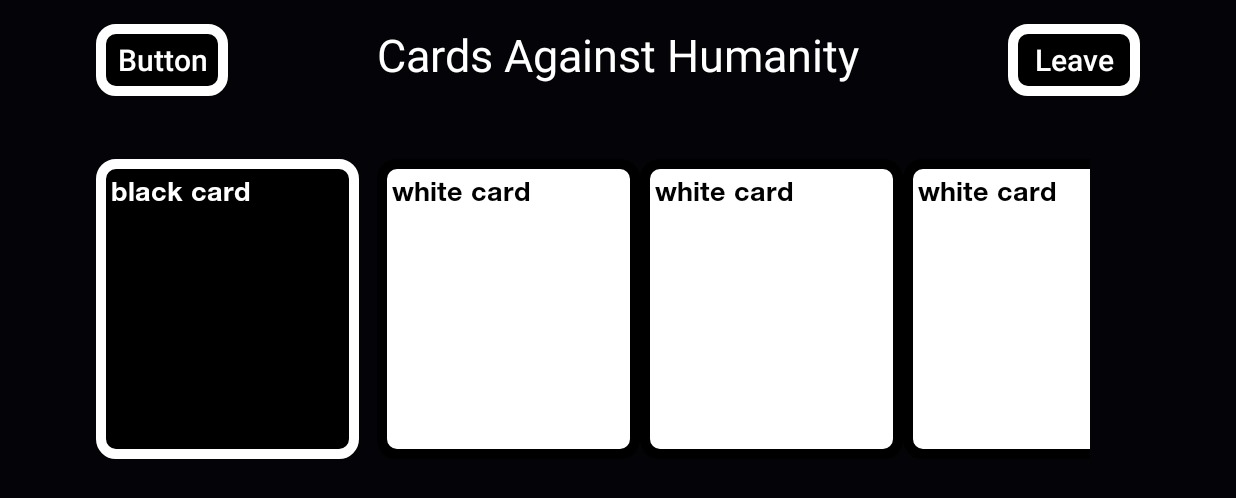
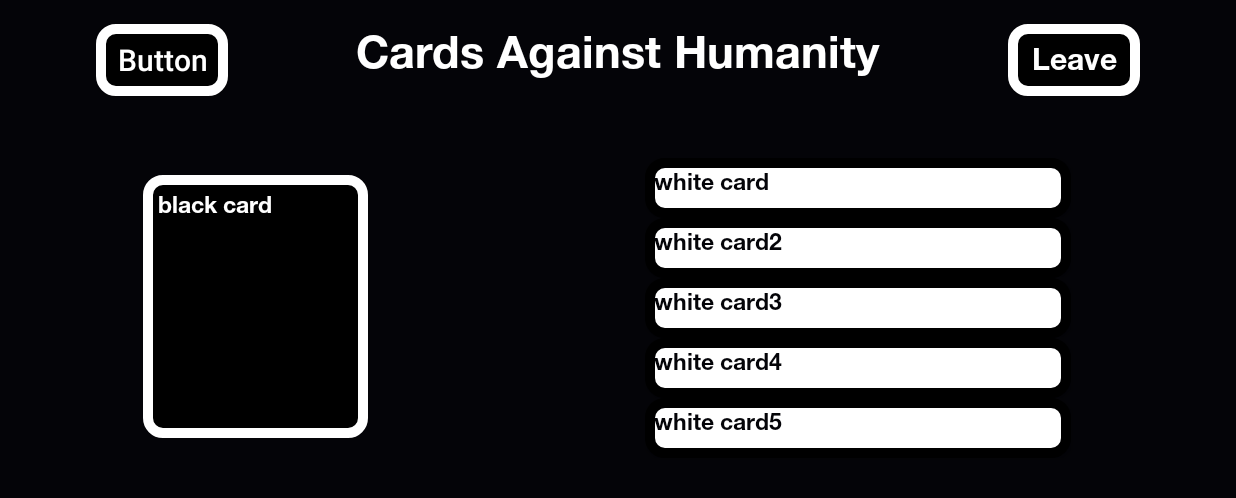
Before and after one commit to willoleary6/CAH, an Android app: the inGame screen opened directly, with no data from a screen before it, on a phone screen of 824 x 412 dp (held sideways). Shown: the top 498 px of the screen. Run offline under Robolectric (Android 15) with nearby library versions, the phone set to English and light mode, and no system bars; network calls fail.

Commit message:
Clean up

```diff
--- a/app/src/main/java/com/willoleary6gmail/cah/LobbyActivity.java
+++ b/app/src/main/java/com/willoleary6gmail/cah/LobbyActivity.java
@@ -3,6 +3,7 @@ package com.willoleary6gmail.cah;
 import android.content.Context;
 import android.content.Intent;
 import android.content.SharedPreferences;
+import android.graphics.Typeface;
 import android.media.MediaPlayer;
 import android.os.Build;
 import android.support.annotation.RequiresApi;
@@ -34,6 +35,7 @@ public class LobbyActivity extends AppCompatActivity {
     MediaPlayer buttonClick;
     private String timestamp;
     ScheduledExecutorService scheduleTaskExecutor;
+
     @RequiresApi(api = Build.VERSION_CODES.N)
 
     @Override
@@ -41,9 +43,11 @@ public class LobbyActivity extends AppCompatActivity {
         super.onCreate(savedInstanceState);
         final SharedPreferences gameInfo = getSharedPreferences("gameDetails", Context.MODE_PRIVATE);
         Toast.makeText(getApplicationContext(),
-                String.valueOf(gameInfo.getInt("game_id",0)),
+                String.valueOf(gameInfo.getInt("game_id", 0)),
                 Toast.LENGTH_LONG).show();
         setContentView(R.layout.activity_lobby);
+        Typeface font = Typeface.createFromAsset(getAssets(), "helvetica-neue-lt-std-75-bold-5900e95806952.otf");
+        setText(font);
         timestamp = gameInfo.getString("timestamp", "");
         final String gameId = String.valueOf(gameInfo.getInt("game_id", 0));
         updateUi();
@@ -57,46 +61,46 @@ public class LobbyActivity extends AppCompatActivity {
         start.setOnClickListener(new View.OnClickListener() {
             @Override
             public void onClick(View v) {
-                boolean [] allReady = new boolean[4];
+                boolean[] allReady = new boolean[4];
                 SharedPreferences gameInfo = getSharedPreferences("gameDetails", Context.MODE_PRIVATE);
-                String my_id = String.valueOf(gameInfo.getInt("myPlayer_id",0));
-                if(!(gameInfo.getString("player1_id", "").equals("0"))){
-                    if(hostChck.isChecked()) {
+                String my_id = String.valueOf(gameInfo.getInt("myPlayer_id", 0));
+                if (!(gameInfo.getString("player1_id", "").equals("0"))) {
+                    if (hostChck.isChecked()) {
                         allReady[0] = true;
-                    }else{
+                    } else {
                         allReady[0] = false;
                     }
-                }else{
+                } else {
                     allReady[0] = true;
                 }
-                if(!(gameInfo.getString("player2_id", "").equals("0"))){
+                if (!(gameInfo.getString("player2_id", "").equals("0"))) {
                     if (player2Chck.isChecked()) {
                         allReady[1] = true;
-                    }else{
+                    } else {
                         allReady[1] = false;
                     }
-                }else{
+                } else {
                     allReady[1] = true;
                 }
-                if(!(gameInfo.getString("player3_id", "").equals("0"))){
+                if (!(gameInfo.getString("player3_id", "").equals("0"))) {
                     if (player3Chck.isChecked()) {
                         allReady[2] = true;
-                    }else{
+                    } else {
                         allReady[2] = false;
                     }
-                }else{
+                } else {
                     allReady[2] = true;
                 }
-                if(!(gameInfo.getString("player4_id", "").equals("0"))){
-                    if(player4Chck.isChecked()) {
+                if (!(gameInfo.getString("player4_id", "").equals("0"))) {
+                    if (player4Chck.isChecked()) {
                         allReady[3] = true;
-                    }else{
+                    } else {
                         allReady[3] = false;
                     }
-                }else{
+                } else {
                     allReady[3] = true;
                 }
-                if(allReady[0] && allReady[1] && allReady[2] && allReady[3]){
+                if (allReady[0] && allReady[1] && allReady[2] && allReady[3]) {
                     Intent StartGame = new Intent(LobbyActivity.this, inGame.class);
                     LobbyActivity.this.startActivity(StartGame);
                     String URL = "https://15155528serversite.000webhostapp.com/start.php";
@@ -108,7 +112,7 @@ public class LobbyActivity extends AppCompatActivity {
                                 JSONObject jsonResponse = new JSONObject(response);
                                 boolean fromServer;
                                 fromServer = jsonResponse.getBoolean("success");
-                                if(!fromServer) {
+                                if (!fromServer) {
                                     Toast.makeText(getApplicationContext(),
                                             "Error: Unable to start game.",
                                             Toast.LENGTH_LONG).show();
@@ -121,11 +125,11 @@ public class LobbyActivity extends AppCompatActivity {
                         }
                     };
                     //creates a hash map for volley
-                    Server_Login_Register_Request checked = new Server_Login_Register_Request(gameId,my_id, responseListener, URL);
+                    Server_Login_Register_Request checked = new Server_Login_Register_Request(gameId, my_id, responseListener, URL);
                     RequestQueue queue = Volley.newRequestQueue(LobbyActivity.this);
                     //adds the login request to the que
                     queue.add(checked);
-                }else{
+                } else {
                     Toast.makeText(getApplicationContext(),
                             "All players are not ready!",
                             Toast.LENGTH_LONG).show();
@@ -140,7 +144,7 @@ public class LobbyActivity extends AppCompatActivity {
                                                     //stopping user from clicking multiple times
                                                     hostChck.setClickable(false);
                                                     String playerId = gameInfo.getString("player1_id", "");
-                                                    if(!dontFire) {
+                                                    if (!dontFire) {
                                                         /*only execute if the user clicks the
                                                         checkbox and not the thread updating
                                                         other users inputs*/
@@ -155,7 +159,7 @@ public class LobbyActivity extends AppCompatActivity {
                                                    public void onCheckedChanged(CompoundButton buttonView, boolean isChecked) {
                                                        player2Chck.setClickable(false);
                                                        String playerId = gameInfo.getString("player2_id", "");
-                                                       if(!dontFire) {
+                                                       if (!dontFire) {
                                                            Checked(playerId);
                                                        }
                                                    }
@@ -166,7 +170,7 @@ public class LobbyActivity extends AppCompatActivity {
                                                    public void onCheckedChanged(CompoundButton buttonView, boolean isChecked) {
                                                        player3Chck.setClickable(false);
                                                        String playerId = gameInfo.getString("player3_id", "");
-                                                       if(!dontFire) {
+                                                       if (!dontFire) {
                                                            Checked(playerId);
                                                        }
                                                    }
@@ -177,7 +181,7 @@ public class LobbyActivity extends AppCompatActivity {
                                                    public void onCheckedChanged(CompoundButton buttonView, boolean isChecked) {
                                                        player4Chck.setClickable(false);
                                                        String playerId = gameInfo.getString("player4_id", "");
-                                                       if(!dontFire) {
+                                                       if (!dontFire) {
                                                            Checked(playerId);
                                                        }
                                                    }
@@ -274,12 +278,11 @@ public class LobbyActivity extends AppCompatActivity {
                                     dontFire = true;
 
 
-
                                     for (int i = 0; i < count; i++) {
-                                        UpdateCheckBox(jsonResponse.getString("checker"+(1)));
+                                        UpdateCheckBox(jsonResponse.getString("checker" + (1)));
                                     }
                                     dontFire = false;
-                                }else if (fromServer[3]){
+                                } else if (fromServer[3]) {
                                     Intent StartGame = new Intent(LobbyActivity.this, inGame.class);
                                     LobbyActivity.this.startActivity(StartGame);
                                 }
@@ -298,7 +301,6 @@ public class LobbyActivity extends AppCompatActivity {
             }
         }, 0, 1, SECONDS);
     }
-
 
 
     public void updateUi() {
@@ -386,7 +388,7 @@ public class LobbyActivity extends AppCompatActivity {
     //when the check box is clicked it calls this method
     public void Checked(String playerId) {
         SharedPreferences gameInfo = getSharedPreferences("gameDetails", Context.MODE_PRIVATE);
-        String gameId = String.valueOf(gameInfo.getInt("game_id",0));
+        String gameId = String.valueOf(gameInfo.getInt("game_id", 0));
         String URL = "https://15155528serversite.000webhostapp.com/checkBox.php";
         Response.Listener<String> responseListener = new Response.Listener<String>() {
 
@@ -396,7 +398,7 @@ public class LobbyActivity extends AppCompatActivity {
                     JSONObject jsonResponse = new JSONObject(response);
                     boolean fromServer;
                     fromServer = jsonResponse.getBoolean("success");
-                    if(!fromServer) {
+                    if (!fromServer) {
                         Toast.makeText(getApplicationContext(),
                                 "Error: Check box Sync failed.",
                                 Toast.LENGTH_LONG).show();
@@ -409,7 +411,7 @@ public class LobbyActivity extends AppCompatActivity {
             }
         };
         Toast.makeText(getApplicationContext(),
-                gameId+"   "+playerId,
+                gameId + "   " + playerId,
                 Toast.LENGTH_LONG).show();
         /*creates a hash map for volley*/
       /*This method enters into the log that this user has pressed his check box and
@@ -420,7 +422,7 @@ public class LobbyActivity extends AppCompatActivity {
         queue.add(checked);
     }
 
-    public void UpdateCheckBox(String playerId){
+    public void UpdateCheckBox(String playerId) {
         /*If statements dealing with what check box was ticked and what value it is*/
         SharedPreferences gameInfo = getSharedPreferences("gameDetails", Context.MODE_PRIVATE);
         String my_id = String.valueOf(gameInfo.getInt("myPlayer_id", 0));
@@ -428,7 +430,7 @@ public class LobbyActivity extends AppCompatActivity {
         final CheckBox player2Chck = (CheckBox) findViewById(R.id.player2chck);
         final CheckBox player3Chck = (CheckBox) findViewById(R.id.player3chck);
         final CheckBox player4Chck = (CheckBox) findViewById(R.id.player4chck);
-        if(!(playerId.equals(my_id))) {
+        if (!(playerId.equals(my_id))) {
             if (playerId.equals(gameInfo.getString("player1_id", ""))) {
                 //if player 1 checked the box then this tree will execute
                 if (hostChck.isChecked()) {
@@ -458,39 +460,19 @@ public class LobbyActivity extends AppCompatActivity {
             }
         }
         // check to make sure only the user on his/her handset can tick their corresponding box
-        if(playerId.equals(gameInfo.getString("player1_id","")) && playerId.equals(my_id)){
+        if (playerId.equals(gameInfo.getString("player1_id", "")) && playerId.equals(my_id)) {
             hostChck.setClickable(true);
-        }else if(playerId.equals(gameInfo.getString("player2_id","")) && playerId.equals(my_id)){
+        } else if (playerId.equals(gameInfo.getString("player2_id", "")) && playerId.equals(my_id)) {
             player2Chck.setClickable(true);
-        }else if(playerId.equals(gameInfo.getString("player3_id","")) && playerId.equals(my_id)){
+        } else if (playerId.equals(gameInfo.getString("player3_id", "")) && playerId.equals(my_id)) {
             player3Chck.setClickable(true);
-        }else if(playerId.equals(gameInfo.getString("player4_id","")) && playerId.equals(my_id)){
+        } else if (playerId.equals(gameInfo.getString("player4_id", "")) && playerId.equals(my_id)) {
             player4Chck.setClickable(true);
         }
     }
-    protected void onPause(Bundle savedInstanceState){
+
+    protected void onPause(Bundle savedInstanceState) {
         super.onPause();
-        /*SharedPreferences gameInfo = getSharedPreferences("gameDetails", Context.MODE_PRIVATE);
-        SharedPreferences userInfo = getSharedPreferences("userInformation", Context.MODE_PRIVATE);
-        String my_id = String.valueOf(gameInfo.getInt("myPlayer_id", 0));
-        String player1Id = gameInfo.getString("player1_id", "");
-        String player1Username = gameInfo.getString("player1Username", "");
-        String name = userInfo.getString("username", "");
-        if(playerId.equals(gameInfo.getString("player1_id","")) && playerId.equals(my_id)) {
-
-        }
-        else if (playerId.equals(gameInfo.getString("player2_id","")) && playerId.equals(my_id)) {
-
-        }
-        else if (playerId.equals(gameInfo.getString("player3_id","")) && playerId.equals(my_id)) {
-
-        }
-        else if (playerId.equals(gameInfo.getString("player4_id","")) && playerId.equals(my_id)) {
-
-        }
-        else {
-
-        }*/
         scheduleTaskExecutor.shutdown();
     }
 
@@ -498,4 +480,36 @@ public class LobbyActivity extends AppCompatActivity {
         buttonClick = MediaPlayer.create(LobbyActivity.this, R.raw.click);
         buttonClick.start();
     }
+
+    // Method for setting the font of the text
+    private void setText(Typeface font) {
+        TextView gameLobby = (TextView) findViewById(R.id.gameLobby);
+        TextView players = (TextView) findViewById(R.id.players);
+        TextView ready = (TextView) findViewById(R.id.playerReady);
+        TextView host = (TextView) findViewById(R.id.gameHost);
+        TextView player1 = (TextView) findViewById(R.id.player1);
+        TextView player1Ready = (TextView) findViewById(R.id.player1chck);
+        TextView player2 = (TextView) findViewById(R.id.player2);
+        TextView player2Ready = (TextView) findViewById(R.id.player2chck);
+        TextView player3 = (TextView) findViewById(R.id.player3);
+        TextView player3Ready = (TextView) findViewById(R.id.player3chck);
+        TextView player4 = (TextView) findViewById(R.id.player4);
+        TextView player4Ready = (TextView) findViewById(R.id.player4chck);
+        TextView start = (TextView) findViewById(R.id.startGame);
+        TextView leave = (TextView) findViewById(R.id.leaveGame);
+        gameLobby.setTypeface(font);
+        players.setTypeface(font);
+        ready.setTypeface(font);
+        host.setTypeface(font);
+        player1.setTypeface(font);
+        player1Ready.setTypeface(font);
+        player2.setTypeface(font);
+        player2Ready.setTypeface(font);
+        player3.setTypeface(font);
+        player3Ready.setTypeface(font);
+        player4.setTypeface(font);
+        player4Ready.setTypeface(font);
+        start.setTypeface(font);
+        leave.setTypeface(font);
     }
+}
--- a/app/src/main/java/com/willoleary6gmail/cah/inGame.java
+++ b/app/src/main/java/com/willoleary6gmail/cah/inGame.java
@@ -18,12 +18,16 @@ public class inGame extends AppCompatActivity {
         super.onCreate(savedInstanceState);
         setContentView(R.layout.activity_ingame);
         Typeface font = Typeface.createFromAsset(getAssets(), "helvetica-neue-lt-std-75-bold-5900e95806952.otf");
+        TextView header = (TextView) findViewById(R.id.cahHeader);
+        TextView leave = (TextView) findViewById(R.id.leaveGame);
         TextView bCard = (TextView) findViewById(R.id.black_card);
         TextView  wCard1= (TextView) findViewById(R.id.white_card1);
         TextView  wCard2= (TextView) findViewById(R.id.white_card2);
         TextView  wCard3= (TextView) findViewById(R.id.white_card3);
         TextView  wCard4= (TextView) findViewById(R.id.white_card4);
         TextView  wCard5= (TextView) findViewById(R.id.white_card5);
+        header.setTypeface(font);
+        leave.setTypeface(font);
         bCard.setTypeface(font);
         wCard1.setTypeface(font);
         wCard2.setTypeface(font);
--- a/app/src/main/res/layout/activity_ingame.xml
+++ b/app/src/main/res/layout/activity_ingame.xml
@@ -13,19 +13,17 @@
 
     <TextView
         android:id="@+id/black_card"
-        android:layout_width="175dp"
-        android:layout_height="200dp"
+        android:layout_width="150dp"
+        android:layout_height="175dp"
         android:text="black card"
         android:padding="10dp"
-        android:textSize="18sp"
+        android:textSize="15sp"
         android:background="@drawable/button_border"
         android:textColor="#ffffff"
-        android:layout_alignBottom="@+id/linearLayout"
-        android:layout_alignParentStart="true" />
-
-
-
-
+        android:layout_marginStart="31dp"
+        android:layout_alignTop="@+id/white_card1"
+        android:layout_alignParentStart="true"
+        android:layout_marginTop="11dp" />
 
     <Button
         android:id="@+id/leaveGame"
@@ -50,92 +48,86 @@
         android:text="Button" />
 
     <TextView
-        android:id="@+id/textView"
-        android:textColor="@color/white"
-        android:textSize="30sp"
+        android:id="@+id/cahHeader"
         android:layout_width="wrap_content"
         android:layout_height="wrap_content"
         android:layout_alignParentTop="true"
         android:layout_centerHorizontal="true"
-        android:text="@string/cards_against_humanity_header" />
+        android:text="@string/cards_against_humanity_header"
+        android:textColor="@color/white"
+        android:textSize="30sp" />
 
-    <HorizontalScrollView
-        android:layout_width="wrap_content"
-        android:layout_height="wrap_content"
-        android:id="@+id/scrollView2"
-        android:layout_toLeftOf="@id/black_card"
-        android:layout_marginStart="8dp"
-        android:layout_centerVertical="true"
-        android:layout_alignParentEnd="true">
-
-    </HorizontalScrollView>
-
-    <LinearLayout
-        android:id="@+id/linearLayout"
-        android:layout_width="475dp"
-        android:layout_height="wrap_content"
-        android:orientation="horizontal"
-        android:layout_centerVertical="true"
-        android:layout_alignStart="@+id/textView">
 
         <Button
             android:id="@+id/white_card1"
-            android:layout_width="175dp"
-            android:layout_height="200dp"
+            android:layout_width="284dp"
+            android:layout_height="40dp"
             android:background="@drawable/button_border_white"
             android:gravity="start"
-            android:padding="10dp"
+            android:padding="6dp"
             android:text="white card"
             android:textAllCaps="false"
-            android:textColor="#000000"
-            android:textSize="18sp" />
+            android:textColor="@color/colorPrimary"
+            android:textSize="15sp"
+            android:layout_marginEnd="46dp"
+            android:layout_marginTop="41dp"
+            android:layout_below="@+id/leaveGame"
+            android:layout_alignParentEnd="true" />
 
         <Button
             android:id="@+id/white_card3"
-            android:layout_width="175dp"
-            android:layout_height="200dp"
+            android:layout_width="284dp"
+            android:layout_height="40dp"
             android:background="@drawable/button_border_white"
             android:gravity="start"
-            android:padding="10dp"
-            android:text="white card"
+            android:padding="6dp"
+            android:text="white card2"
             android:textAllCaps="false"
-            android:textColor="#000000"
-            android:textSize="18sp" />
+            android:textColor="@color/colorPrimary"
+            android:textSize="15sp"
+            android:layout_below="@+id/white_card1"
+            android:layout_alignStart="@+id/white_card1" />
 
         <Button
             android:id="@+id/white_card2"
-            android:layout_width="175dp"
-            android:layout_height="200dp"
+            android:layout_width="284dp"
+            android:layout_height="40dp"
             android:background="@drawable/button_border_white"
             android:gravity="start"
-            android:padding="10dp"
-            android:text="white card"
+            android:padding="6dp"
+            android:text="white card3"
             android:textAllCaps="false"
-            android:textColor="#000000"
-            android:textSize="18sp" />
+            android:textColor="@color/colorPrimary"
+            android:textSize="15sp"
+            android:layout_below="@+id/white_card3"
+            android:layout_alignStart="@+id/white_card3" />
 
         <Button
             android:id="@+id/white_card4"
-            android:layout_width="175dp"
-            android:layout_height="200dp"
+            android:layout_width="284dp"
+            android:layout_height="40dp"
             android:background="@drawable/button_border_white"
             android:gravity="start"
-            android:padding="10dp"
-            android:text="white card"
+            android:padding="6dp"
+            android:text="white card4"
             android:textAllCaps="false"
-            android:textColor="#000000"
-            android:textSize="18sp" />
+            android:textColor="@color/colorPrimary"
+            android:textSize="15sp"
+            android:layout_below="@+id/white_card2"
+            android:layout_alignStart="@+id/white_card2" />
 
         <Button
             android:id="@+id/white_card5"
-            android:layout_width="175dp"
-            android:layout_height="200dp"
+            android:layout_width="284dp"
+            android:layout_height="40dp"
             android:background="@drawable/button_border_white"
             android:gravity="start"
-            android:padding="10dp"
-            android:text="white card"
+            android:padding="6dp"
+            android:text="white card5"
             android:textAllCaps="false"
-            android:textColor="#000000"
-            android:textSize="18sp" />
-    </LinearLayout>
+            android:textColor="@color/colorPrimary"
+            android:textSize="15sp"
+            android:layout_below="@+id/white_card4"
+            android:layout_alignStart="@+id/white_card4" />
+
 </RelativeLayout>
```
Lines whose indentation alone changed are shown as unchanged.
